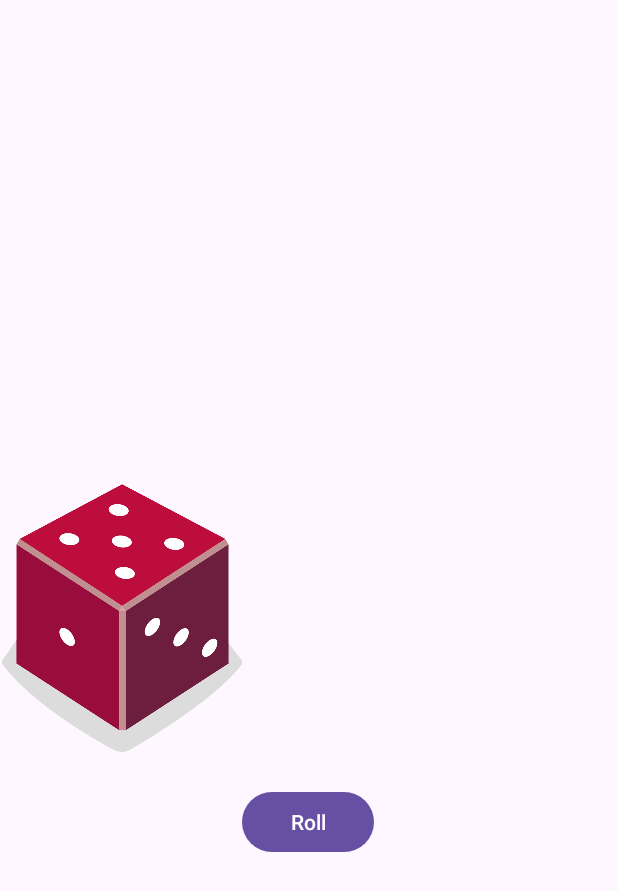
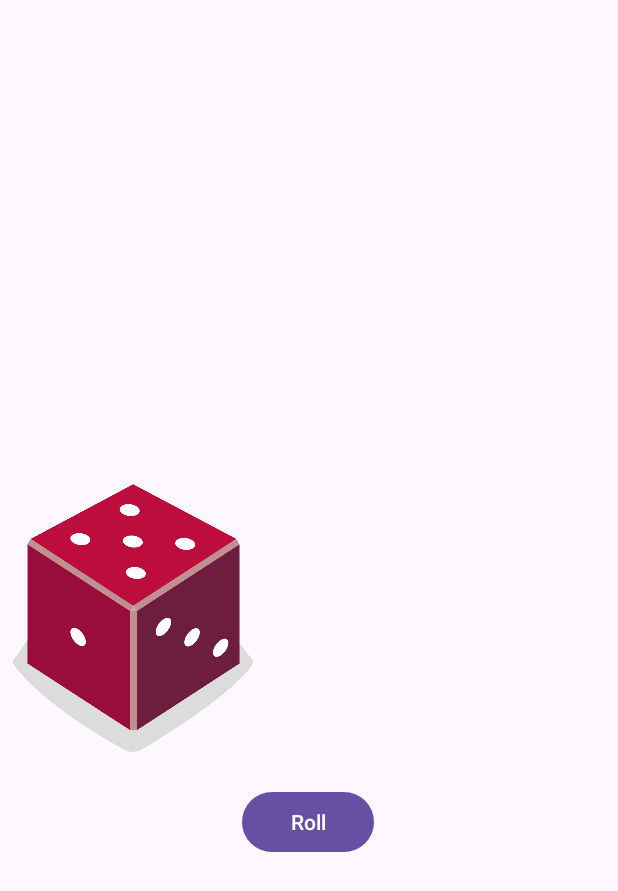
Before and after one commit to hanura13/KotlinBasic, an Android app: the screen it shows after launch (MainActivity), on a phone screen of 412 x 824 dp. Shown: the top 891 px of the screen. Run offline under Robolectric (Android 15) with nearby library versions, the phone set to English and light mode, and no system bars.

```diff
--- a/app/src/main/res/layout/activity_main.xml
+++ b/app/src/main/res/layout/activity_main.xml
@@ -23,10 +23,10 @@
         android:id="@+id/imageView"
         android:layout_width="160dp"
         android:layout_height="200dp"
+        android:layout_marginStart="16dp"
         android:contentDescription="@string/app_name"
         app:layout_constraintBottom_toBottomOf="parent"
         app:layout_constraintEnd_toStartOf="@+id/button"
-        app:layout_constraintHorizontal_bias="1.0"
         app:layout_constraintStart_toStartOf="parent"
         app:layout_constraintTop_toTopOf="parent"
         tools:srcCompat="@drawable/dice_1" />
@@ -35,6 +35,7 @@
         android:id="@+id/imageView3"
         android:layout_width="160dp"
         android:layout_height="200dp"
+        android:layout_marginEnd="16dp"
         android:contentDescription="@string/app_name"
         app:layout_constraintBottom_toBottomOf="parent"
         app:layout_constraintEnd_toEndOf="parent"
--- a/build.gradle.kts
+++ b/build.gradle.kts
@@ -1,5 +1,5 @@
 // Top-level build file where you can add configuration options common to all sub-projects/modules.
 plugins {
-    id("com.android.application") version "8.1.0" apply false
+    id("com.android.application") version "8.1.2" apply false
     id("org.jetbrains.kotlin.android") version "1.8.0" apply false
 }
```
